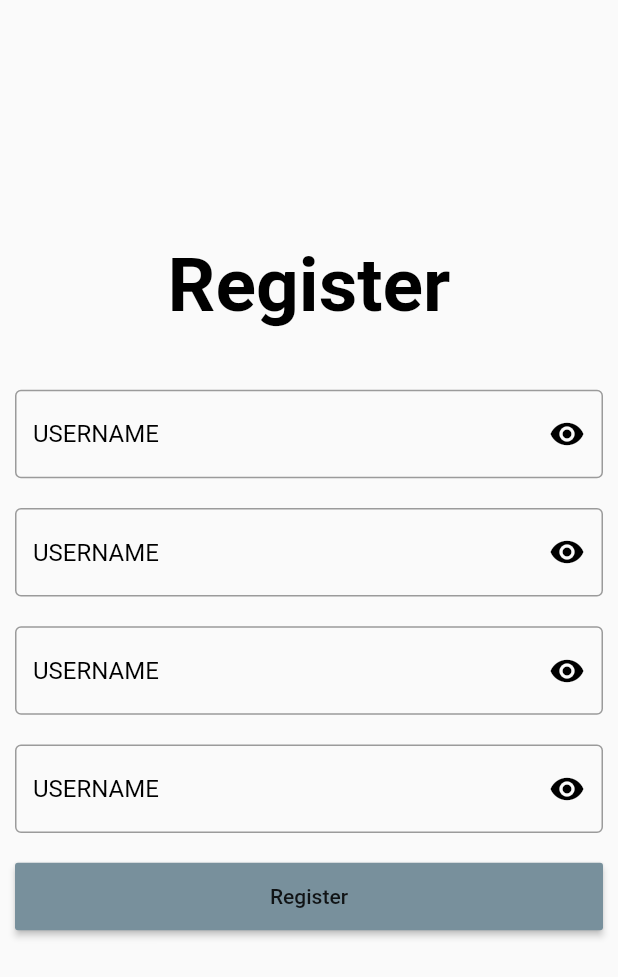
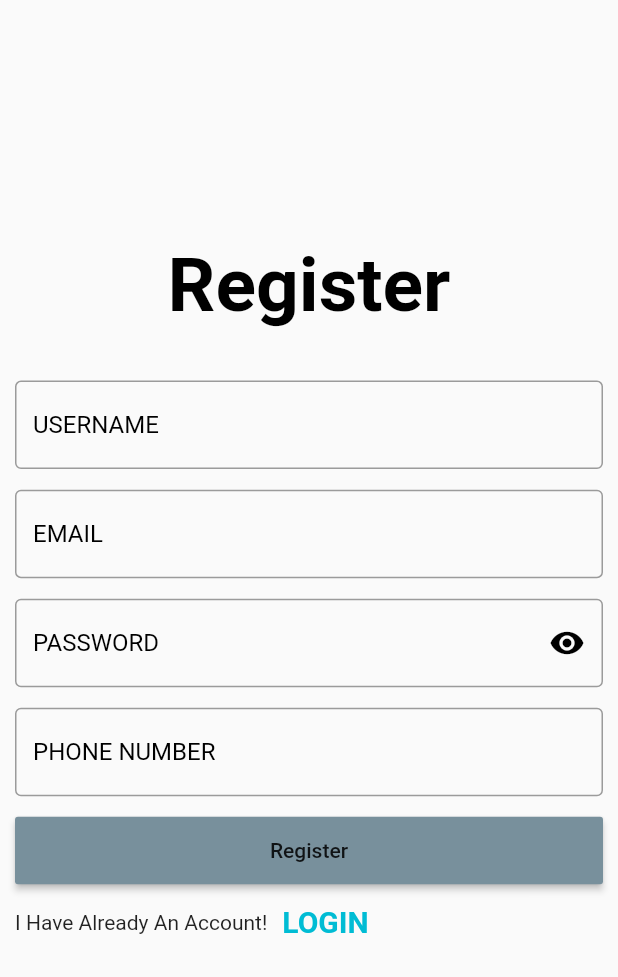
Before and after one commit to SankalpaLokuliyanage/ecom, a Flutter app: the screen it shows after launch, on a phone screen of 412 x 824 dp. Shown: the top 977 px of the screen. Run offline on Flutter 3.47's test engine with Material 2 defaults, Android fonts, the phone set to English and light mode, and no system bars.

Commit message:
Register UI part 2

```diff
--- a/lib/screens/signup.dart
+++ b/lib/screens/signup.dart
@@ -1,12 +1,27 @@
 import 'package:flutter/material.dart';
 
-class SignUp extends StatelessWidget {
+class SignUp extends StatefulWidget {
 
 
   @override
+  State<SignUp> createState() => _SignUpState();
+}
+
+
+final GlobalKey<FormState> _formKey = GlobalKey<FormState>();
+
+String p = r'^(([^<>()[\]\\.,;:\s@\"]+(\.[^<>()[\]\\.,;:\s@\"]+)*)|(\".+\"))@((\[[0-9]{1,3}\.[0-9]{1,3}\.[0-9]{1,3}\.[0-9]{1,3}\])|(([a-zA-Z\-0-9]+\.)+[a-zA-Z]{2,}))$';
+
+RegExp regExp = new RegExp(p);
+
+class _SignUpState extends State<SignUp> {
+  @override
   Widget build(BuildContext context) {
     return Scaffold(
-      body: Container(
+      body: SafeArea(
+        child: Form(
+          key: _formKey,
+          child: Container(
             child: Column(
               children: <Widget>[
                 Container(
@@ -36,8 +51,53 @@ class SignUp extends StatelessWidget {
                     mainAxisAlignment: MainAxisAlignment.spaceEvenly,
                     children: <Widget>[
                       TextFormField(
+                        validator: (value) {
+                          if(value!.length < 6) {
+                            return "Username is Too Short";
+                          }
+                          else if(value == "") {
+                            return "Please Fill username";
+                          }
+                          return "";
+                        },
                         decoration: InputDecoration(
                           hintText: "USERNAME",
+
+                          hintStyle: TextStyle(
+                            color: Colors.black
+                          ),
+                          border: OutlineInputBorder(),
+                        ),
+                      ),
+
+                      TextFormField(
+                        validator: (value) {
+                          if(value == "") {
+                            return "Please fill email";
+                          } else if (!regExp.hasMatch(value!)){
+                            return "Email Invalid";
+                          } return "";
+                        },
+                        decoration: InputDecoration(
+                          hintText: "EMAIL",
+
+                          hintStyle: TextStyle(
+                            color: Colors.black
+                          ),
+                          border: OutlineInputBorder(),
+                        ),
+                      ),
+
+                      TextFormField(
+                        validator: (value) {
+                          if(value == "") {
+                            return "Please fill password";
+                          } else if (value!.length < 8){
+                            return "Password is too short";
+                          } return "";
+                        },
+                        decoration: InputDecoration(
+                          hintText: "PASSWORD",
                           suffixIcon: GestureDetector(
                             onTap: () {
                               FocusScope.of(context).unfocus();
@@ -53,45 +113,8 @@ class SignUp extends StatelessWidget {
 
                       TextFormField(
                         decoration: InputDecoration(
-                      hintText: "USERNAME",
-                      suffixIcon: GestureDetector(
-                        onTap: () {
-                          FocusScope.of(context).unfocus();
-                        },
-                        child: Icon(Icons.visibility, color: Colors.black,),
-                      ),
-                      hintStyle: TextStyle(
-                        color: Colors.black
-                      ),
-                      border: OutlineInputBorder(),
-                    ),
-                  ),
+                          hintText: "PHONE NUMBER",
 
-                  TextFormField(
-                    decoration: InputDecoration(
-                      hintText: "USERNAME",
-                      suffixIcon: GestureDetector(
-                        onTap: () {
-                          FocusScope.of(context).unfocus();
-                        },
-                        child: Icon(Icons.visibility, color: Colors.black,),
-                      ),
-                      hintStyle: TextStyle(
-                        color: Colors.black
-                      ),
-                      border: OutlineInputBorder(),
-                    ),
-                  ),
-
-                  TextFormField(
-                    decoration: InputDecoration(
-                      hintText: "USERNAME",
-                      suffixIcon: GestureDetector(
-                        onTap: () {
-                          FocusScope.of(context).unfocus();
-                        },
-                        child: Icon(Icons.visibility, color: Colors.black,),
-                      ),
                           hintStyle: TextStyle(
                             color: Colors.black
                           ),
@@ -107,12 +130,23 @@ class SignUp extends StatelessWidget {
                           color: Colors.blueGrey[400],
                           onPressed: () {}),
                       ),
+                      Row(
+                        children: [
+                          Text("I Have Already An Account!"),
+                          SizedBox(width: 10,),
+                          GestureDetector(child: Text("LOGIN",
+                          style: TextStyle(color: Colors.cyan,
+                          fontSize: 20, fontWeight: FontWeight.bold),),),
+                        ]
+                      ),
                     ],
                   ),
                 ),
               ],
             ),
           ),
+        ),
+      ),
     );
   }
 }
```
Lines whose indentation alone changed are shown as unchanged.
